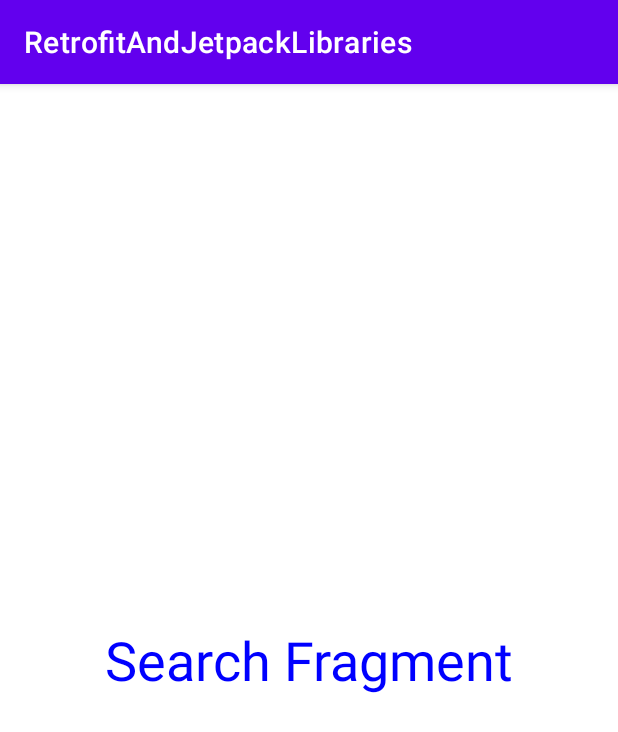
After one commit to Vahit11/retrofit-and-jetpack-libraries, an Android app: the SearchFragment screen opened through its navigation route, on a phone screen of 412 x 824 dp. The commit adds this screen. Shown: the top 732 px of the screen. Run offline under Robolectric (Android 15) with nearby library versions, the phone set to English and light mode, and no system bars.

Commit message:
vahitkeskin

```diff
--- /dev/null
+++ b/app/src/main/java/com/vahitkeskin/retrofitandjetpacklibraries/view/FeedFragment.kt
@@ -0,0 +1,23 @@
+package com.vahitkeskin.retrofitandjetpacklibraries.view
+
+import android.os.Bundle
+import androidx.fragment.app.Fragment
+import android.view.LayoutInflater
+import android.view.View
+import android.view.ViewGroup
+import com.vahitkeskin.retrofitandjetpacklibraries.R
+
+class FeedFragment : Fragment() {
+
+    override fun onCreate(savedInstanceState: Bundle?) {
+        super.onCreate(savedInstanceState)
+    }
+
+    override fun onCreateView(
+        inflater: LayoutInflater, container: ViewGroup?,
+        savedInstanceState: Bundle?
+    ): View? {
+        // Inflate the layout for this fragment
+        return inflater.inflate(R.layout.fragment_feed, container, false)
+    }
+}
--- /dev/null
+++ b/app/src/main/java/com/vahitkeskin/retrofitandjetpacklibraries/view/SearchFragment.kt
@@ -0,0 +1,23 @@
+package com.vahitkeskin.retrofitandjetpacklibraries.view
+
+import android.os.Bundle
+import androidx.fragment.app.Fragment
+import android.view.LayoutInflater
+import android.view.View
+import android.view.ViewGroup
+import com.vahitkeskin.retrofitandjetpacklibraries.R
+
+class SearchFragment : Fragment() {
+
+    override fun onCreate(savedInstanceState: Bundle?) {
+        super.onCreate(savedInstanceState)
+    }
+
+    override fun onCreateView(
+        inflater: LayoutInflater, container: ViewGroup?,
+        savedInstanceState: Bundle?
+    ): View? {
+        // Inflate the layout for this fragment
+        return inflater.inflate(R.layout.fragment_search, container, false)
+    }
+}
--- a/app/src/main/res/layout/activity_main.xml
+++ b/app/src/main/res/layout/activity_main.xml
@@ -6,13 +6,15 @@
     android:layout_height="match_parent"
     tools:context=".MainActivity">
 
-    <TextView
-        android:layout_width="wrap_content"
-        android:layout_height="wrap_content"
-        android:text="Hello World!"
+    <fragment
+        android:id="@+id/fragment"
+        android:name="androidx.navigation.fragment.NavHostFragment"
+        android:layout_width="0dp"
+        android:layout_height="0dp"
+        app:defaultNavHost="true"
         app:layout_constraintBottom_toBottomOf="parent"
-        app:layout_constraintLeft_toLeftOf="parent"
-        app:layout_constraintRight_toRightOf="parent"
-        app:layout_constraintTop_toTopOf="parent" />
-
+        app:layout_constraintEnd_toEndOf="parent"
+        app:layout_constraintStart_toStartOf="parent"
+        app:layout_constraintTop_toTopOf="parent"
+        app:navGraph="@navigation/retrofit_nav" />
 </androidx.constraintlayout.widget.ConstraintLayout>
--- /dev/null
+++ b/app/src/main/res/layout/fragment_search.xml
@@ -0,0 +1,16 @@
+<?xml version="1.0" encoding="utf-8"?>
+<LinearLayout xmlns:android="http://schemas.android.com/apk/res/android"
+    xmlns:tools="http://schemas.android.com/tools"
+    android:layout_width="match_parent"
+    android:layout_height="match_parent"
+    android:gravity="center"
+    tools:context=".view.SearchFragment">
+
+    <TextView
+        android:layout_width="wrap_content"
+        android:layout_height="wrap_content"
+        android:text="Search Fragment"
+        android:textSize="36sp"
+        android:textColor="#0000FF"/>
+
+</LinearLayout>
--- /dev/null
+++ b/app/src/main/res/navigation/retrofit_nav.xml
@@ -0,0 +1,31 @@
+<?xml version="1.0" encoding="utf-8"?>
+<navigation xmlns:android="http://schemas.android.com/apk/res/android"
+    xmlns:app="http://schemas.android.com/apk/res-auto"
+    xmlns:tools="http://schemas.android.com/tools"
+    android:id="@+id/retrofit_nav"
+    app:startDestination="@id/feedFragment">
+
+    <fragment
+        android:id="@+id/feedFragment"
+        android:name="com.vahitkeskin.retrofitandjetpacklibraries.view.FeedFragment"
+        android:label="fragment_feed"
+        tools:layout="@layout/fragment_feed">
+        <action
+            android:id="@+id/action_feedFragment_to_detailsFragment"
+            app:destination="@id/detailsFragment" />
+    </fragment>
+    <fragment
+        android:id="@+id/detailsFragment"
+        android:name="com.vahitkeskin.retrofitandjetpacklibraries.view.DetailsFragment"
+        android:label="fragment_details"
+        tools:layout="@layout/fragment_details">
+        <action
+            android:id="@+id/action_detailsFragment_to_searchFragment"
+            app:destination="@id/searchFragment" />
+    </fragment>
+    <fragment
+        android:id="@+id/searchFragment"
+        android:name="com.vahitkeskin.retrofitandjetpacklibraries.view.SearchFragment"
+        android:label="fragment_search"
+        tools:layout="@layout/fragment_search" />
+</navigation>
--- a/app/src/main/res/values/strings.xml
+++ b/app/src/main/res/values/strings.xml
@@ -1,3 +1,5 @@
 <resources>
     <string name="app_name">RetrofitAndJetpackLibraries</string>
+    <!-- TODO: Remove or change this placeholder text -->
+    <string name="hello_blank_fragment">Hello blank fragment</string>
 </resources>
--- a/build.gradle
+++ b/build.gradle
@@ -8,9 +8,14 @@ buildscript {
     dependencies {
         classpath "com.android.tools.build:gradle:4.1.3"
         classpath "org.jetbrains.kotlin:kotlin-gradle-plugin:$kotlin_version"
+        def nav_version = "2.3.5"
+        classpath "androidx.navigation:navigation-safe-args-gradle-plugin:$nav_version"
 
         // NOTE: Do not place your application dependencies here; they belong
         // in the individual module build.gradle files
+
+        ext.hilt_version = '2.35'
+        classpath "com.google.dagger:hilt-android-gradle-plugin:$hilt_version"
     }
 }
 
```
Also changed, not shown: app/build.gradle (+77 -1 lines), app/src/main/java/com/vahitkeskin/retrofitandjetpacklibraries/view/DetailsFragment.kt (added, +23 -0 lines), app/src/main/res/layout/fragment_details.xml (added, +16 -0 lines), app/src/main/res/layout/fragment_feed.xml (added, +11 -0 lines).
